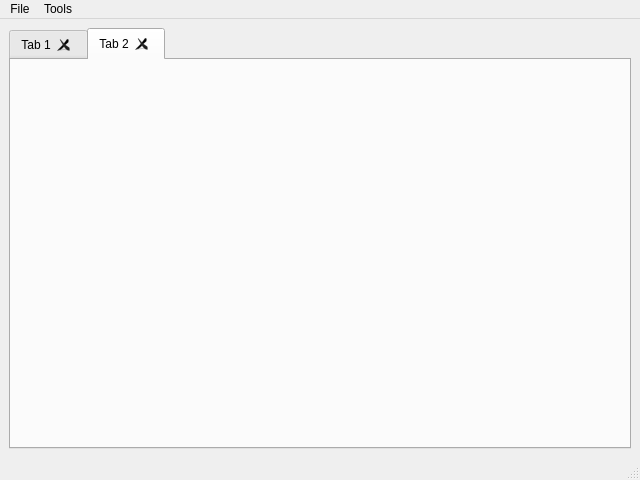
Before: the Qt Designer form src/main/resources/base/ui/MainWindow.ui in sstucker/EventsTool, drawn with Qt 5.
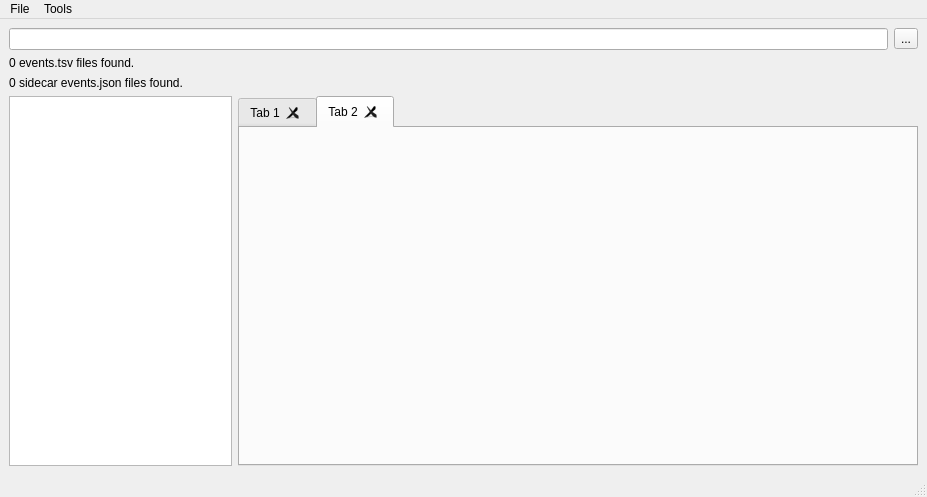
After: the same form once the commit is applied.

Commit message: File selection, working directory system and browser

```diff
--- a/src/main/resources/base/ui/MainWindow.ui
+++ b/src/main/resources/base/ui/MainWindow.ui
@@ -6,8 +6,8 @@
    <rect>
     <x>0</x>
     <y>0</y>
-    <width>640</width>
-    <height>480</height>
+    <width>927</width>
+    <height>497</height>
    </rect>
   </property>
   <property name="windowTitle">
@@ -18,11 +18,73 @@
   </property>
   <widget class="QWidget" name="centralwidget">
    <layout class="QGridLayout" name="gridLayout">
-    <item row="0" column="0">
+    <item row="1" column="0">
+     <widget class="QLabel" name="labelCountTsv">
+      <property name="text">
+       <string>0 events.tsv files found.</string>
+      </property>
+     </widget>
+    </item>
+    <item row="0" column="0" colspan="6">
+     <widget class="QLineEdit" name="lineEditWorkingDirectory">
+      <property name="toolTip">
+       <string>The current working directory for batch editing</string>
+      </property>
+      <property name="readOnly">
+       <bool>true</bool>
+      </property>
+     </widget>
+    </item>
+    <item row="2" column="0">
+     <widget class="QLabel" name="labelCountSidecar">
+      <property name="text">
+       <string>0 sidecar events.json files found.</string>
+      </property>
+     </widget>
+    </item>
+    <item row="0" column="6">
+     <widget class="QToolButton" name="buttonWorkingDirectory">
+      <property name="toolTip">
+       <string>Select a working directory</string>
+      </property>
+      <property name="text">
+       <string>...</string>
+      </property>
+     </widget>
+    </item>
+    <item row="4" column="0">
+     <widget class="QTreeView" name="treeViewFiles">
+      <attribute name="headerVisible">
+       <bool>false</bool>
+      </attribute>
+     </widget>
+    </item>
+    <item row="4" column="1" colspan="6">
      <widget class="QTabWidget" name="tabFiles">
+      <property name="minimumSize">
+       <size>
+        <width>680</width>
+        <height>0</height>
+       </size>
+      </property>
+      <property name="tabPosition">
+       <enum>QTabWidget::North</enum>
+      </property>
+      <property name="tabShape">
+       <enum>QTabWidget::Rounded</enum>
+      </property>
       <property name="currentIndex">
        <number>1</number>
       </property>
+      <property name="iconSize">
+       <size>
+        <width>16</width>
+        <height>16</height>
+       </size>
+      </property>
+      <property name="elideMode">
+       <enum>Qt::ElideNone</enum>
+      </property>
       <property name="documentMode">
        <bool>false</bool>
       </property>
@@ -51,7 +113,7 @@
     <rect>
      <x>0</x>
      <y>0</y>
-     <width>640</width>
+     <width>927</width>
      <height>17</height>
     </rect>
    </property>
```
Left out of the diff: 18 changed lines with no effect on the pictures. The commit also changes 4 other files.
